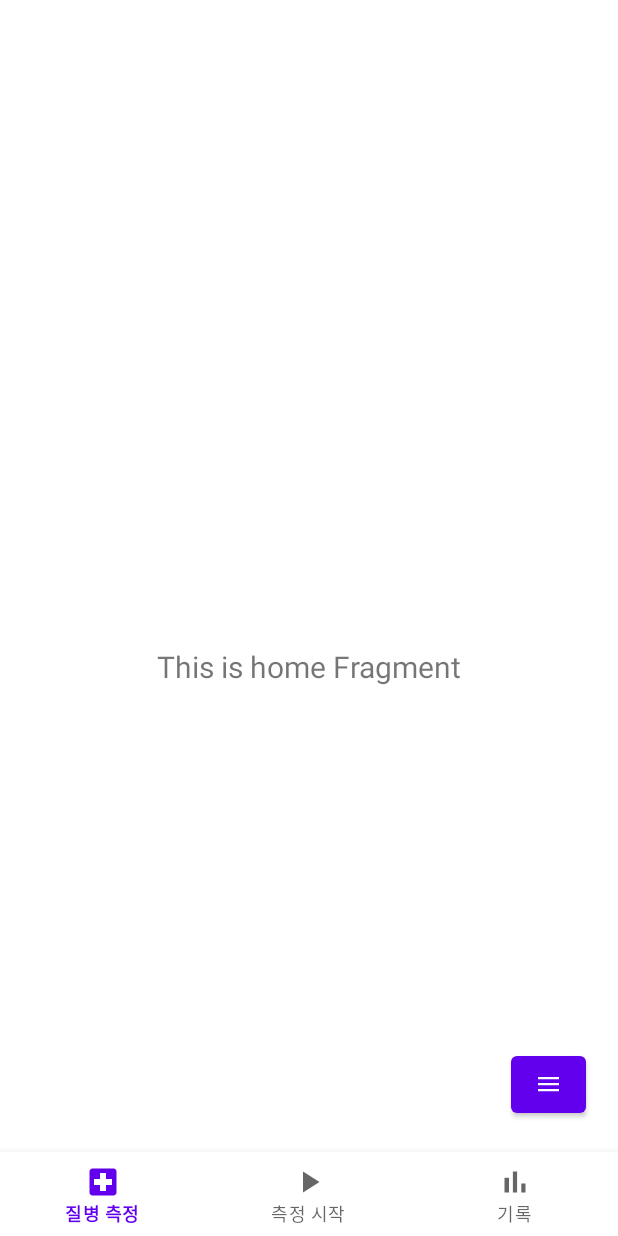
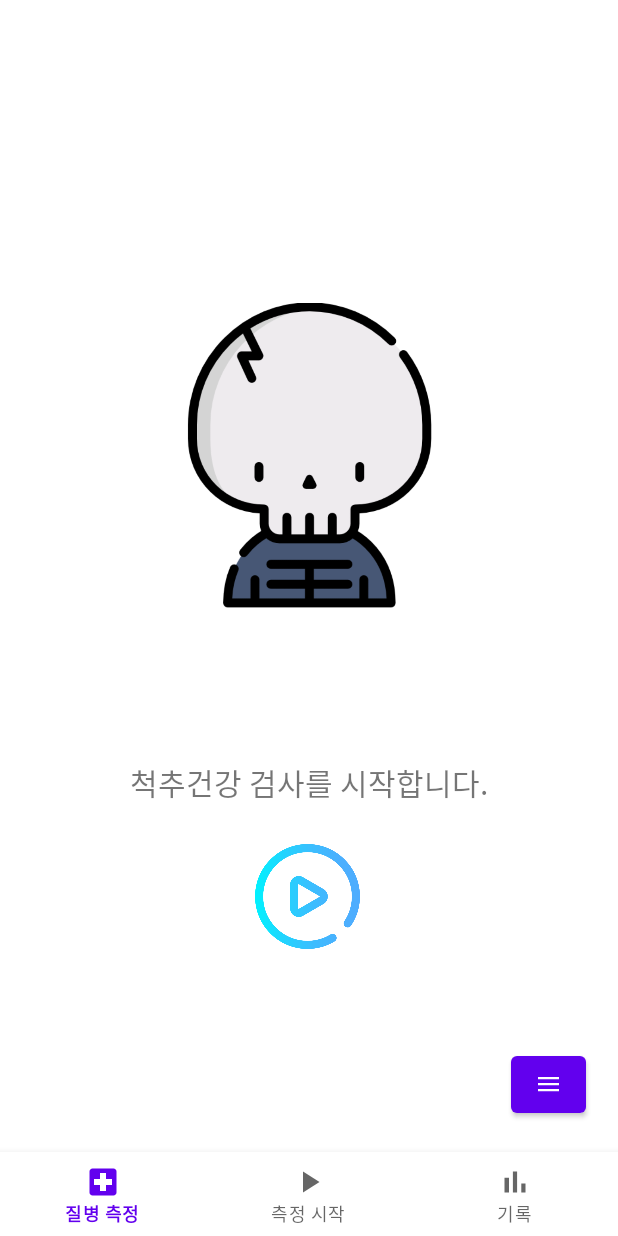
Before and after one commit to changhyeon12333/Keepo-project, an Android app: the screen it shows after launch (MainActivity), on a phone screen of 412 x 824 dp. Run offline under Robolectric (Android 15) with nearby library versions, the phone set to English and light mode, and no system bars; our stand-ins replace navigation-ui.

Commit message:
spinepage_one

```diff
--- a/app/src/main/java/com/example/keepo_app/ui/dashboard/DashboardViewModel.kt
+++ b/app/src/main/java/com/example/keepo_app/ui/dashboard/DashboardViewModel.kt
@@ -7,7 +7,7 @@ import androidx.lifecycle.ViewModel
 class DashboardViewModel : ViewModel() {
 
     private val _text = MutableLiveData<String>().apply {
-        value = "This is dashboard Fragment"
+        value = "KeePo 자세교정"
     }
     val text: LiveData<String> = _text
 }
--- a/app/src/main/java/com/example/keepo_app/ui/home/HomeViewModel.kt
+++ b/app/src/main/java/com/example/keepo_app/ui/home/HomeViewModel.kt
@@ -7,7 +7,7 @@ import androidx.lifecycle.ViewModel
 class HomeViewModel : ViewModel() {
 
     private val _text = MutableLiveData<String>().apply {
-        value = "This is home Fragment"
+        value = "척추건강 검사를 시작합니다."
     }
     val text: LiveData<String> = _text
 }
--- /dev/null
+++ b/app/src/main/res/drawable/asdasd.xml
@@ -0,0 +1,7 @@
+<?xml version="1.0" encoding="utf-8"?>
+<layer-list xmlns:android="http://schemas.android.com/apk/res/android">
+    <item
+        android:drawable="@drawable/asdasd"
+        android:width="40dp"
+        android:height="40dp" />
+</layer-list>
--- /dev/null
+++ b/app/src/main/res/drawable/play_v.xml
@@ -0,0 +1,7 @@
+<?xml version="1.0" encoding="utf-8"?>
+<layer-list xmlns:android="http://schemas.android.com/apk/res/android">
+    <item
+        android:drawable="@drawable/play"
+        android:width="70dp"
+        android:height="70dp" />
+</layer-list>
--- a/app/src/main/res/layout/fragment_dashboard.xml
+++ b/app/src/main/res/layout/fragment_dashboard.xml
@@ -17,6 +17,8 @@
         android:textSize="18sp"
         app:layout_constraintBottom_toBottomOf="parent"
         app:layout_constraintEnd_toEndOf="parent"
+        app:layout_constraintHorizontal_bias="1.0"
         app:layout_constraintStart_toStartOf="parent"
-        app:layout_constraintTop_toTopOf="parent" />
+        app:layout_constraintTop_toTopOf="parent"
+        app:layout_constraintVertical_bias="0.67" />
 </androidx.constraintlayout.widget.ConstraintLayout>
--- a/app/src/main/res/layout/fragment_home.xml
+++ b/app/src/main/res/layout/fragment_home.xml
@@ -5,6 +5,7 @@
     android:layout_width="match_parent"
     android:layout_height="match_parent"
     tools:context=".ui.home.HomeFragment">
+
 
     <TextView
         android:id="@+id/text_home"
@@ -17,6 +18,32 @@
         android:textSize="20sp"
         app:layout_constraintBottom_toBottomOf="parent"
         app:layout_constraintEnd_toEndOf="parent"
+        app:layout_constraintHorizontal_bias="0.0"
         app:layout_constraintStart_toStartOf="parent"
+        app:layout_constraintTop_toTopOf="parent"
+        app:layout_constraintVertical_bias="0.606" />
+
+    <ImageButton
+        android:id="@+id/imageButton"
+        android:layout_width="wrap_content"
+        android:layout_height="wrap_content"
+        android:background="@android:color/transparent"
+        android:scaleType="center"
+        android:src="@drawable/play_v"
+        app:layout_constraintBottom_toBottomOf="parent"
+        app:layout_constraintHorizontal_bias="0.498"
+        app:layout_constraintLeft_toLeftOf="parent"
+        app:layout_constraintRight_toRightOf="parent"
+        app:layout_constraintTop_toTopOf="parent"
+        app:layout_constraintVertical_bias="0.726" />
+
+    <ImageView
+        android:id="@+id/imageView"
+        android:layout_width="203dp"
+        android:layout_height="247dp"
+        android:layout_marginTop="124dp"
+        android:src="@drawable/coloricon"
+        app:layout_constraintLeft_toLeftOf="parent"
+        app:layout_constraintRight_toRightOf="parent"
         app:layout_constraintTop_toTopOf="parent" />
 </androidx.constraintlayout.widget.ConstraintLayout>
```
Also changed, not shown: app/src/main/res/drawable/play.png (added).
